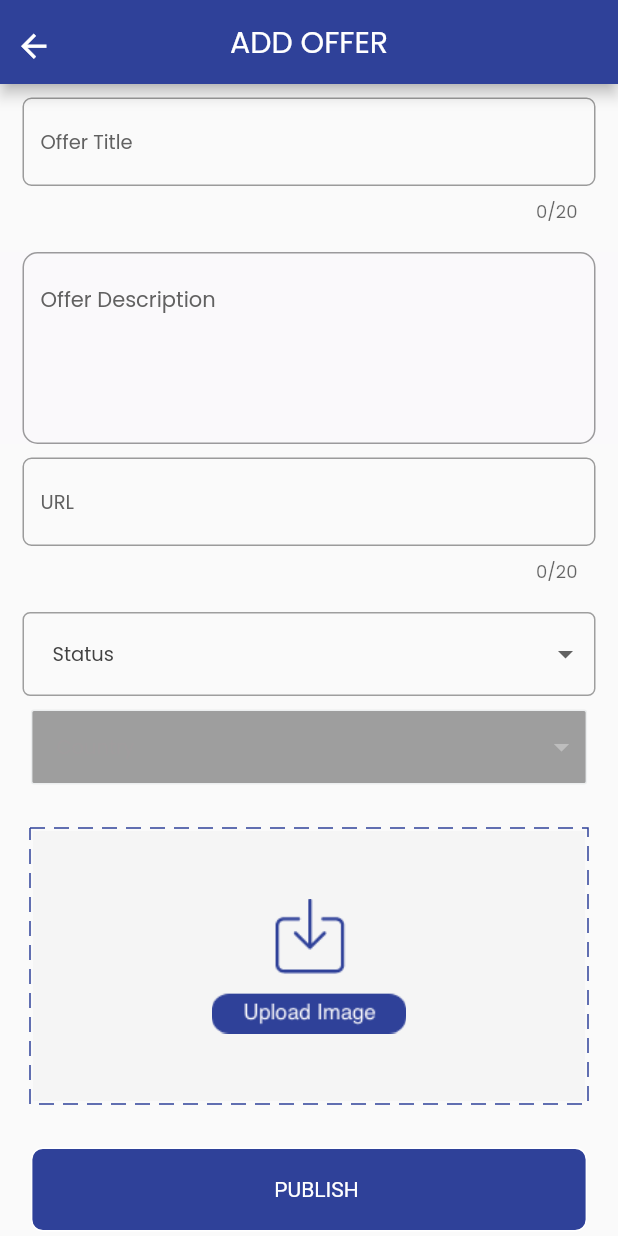
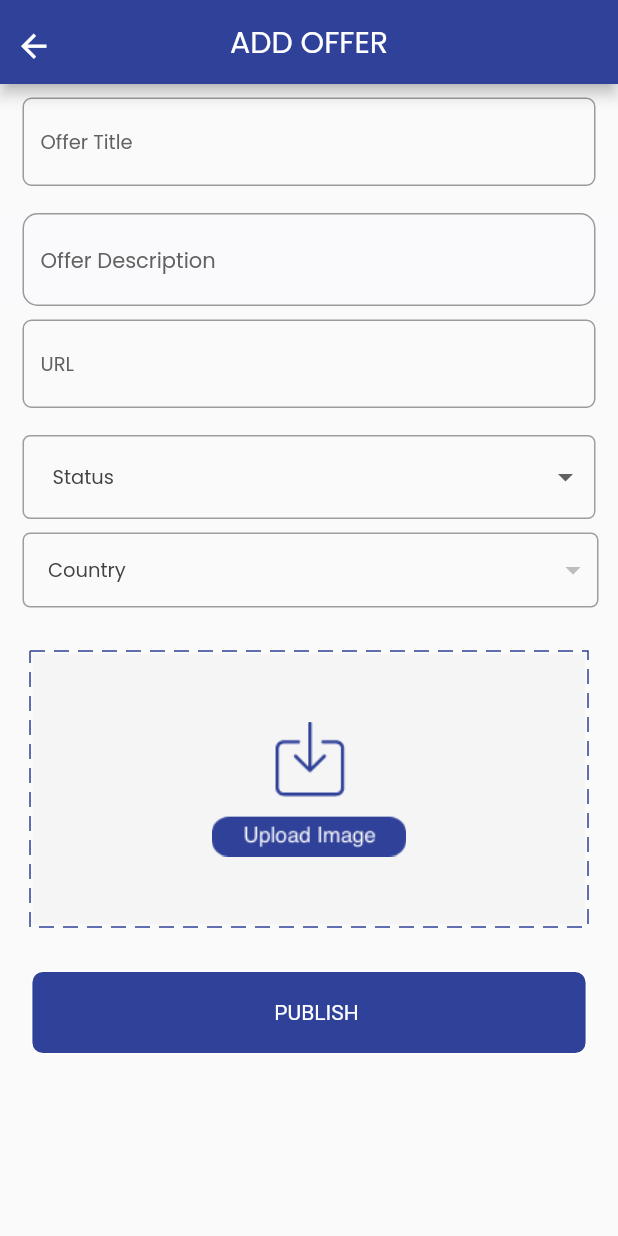
Before and after one commit to syabdullah/success-stations, a Flutter app: the AddOffersPage screen opened by its route, on a phone screen of 412 x 824 dp. Run offline on Flutter 3.47's test engine with Material 2 defaults, Android fonts, the light colour scheme and no system bars; drawn by our look-alikes of dotted_border; our stand-ins replace carousel_slider, dio, firebase_core, firebase_crashlytics, flutter_datetime_picker, flutter_html and 18 more; missing offline and left inert: clippy_flutter, custom_info_window, firebase_core_web, flutter_login_facebook, flutter_shimmer, geolocator_web and 8 more; accounts and stored records are empty; network calls fail; Roboto replaces fonts that are missing (SF Pro Text).

Commit message:
offers detail

```diff
--- a/lib/action/offers/offer_category_action.dart
+++ b/lib/action/offers/offer_category_action.dart
@@ -24,6 +24,7 @@ Future<http.Response>editOffers(data,id) async {
   await ApiHeaders().getData();
   final Config conf = Config();
   var url = Uri.parse("${conf.baseUrl}edit-offers/$id");
+  print("url of edit offers....$url");
   final result = await http.post(url,body: json.encode(data),headers: ApiHeaders().headersWithToken );
   return result;
 }
--- a/lib/controller/offers/offer_category_controller.dart
+++ b/lib/controller/offers/offer_category_controller.dart
@@ -83,10 +83,12 @@ class OfferCategoryController extends GetxController {
     isLoading = true;
     await myOffers().then((res) {
       myofferListDrawer = jsonDecode(res.body);
+      print("data of mine all offers.....$myofferListDrawer");
         if (res.statusCode == 200 || res.statusCode < 400) {
           resultInvalid(false);
           isLoading = false;
-        } else if (myofferListDrawer['success'] == false) {
+        } else if (
+          myofferListDrawer['success'] == false) {
         resultInvalid(true);
         isLoading = false;
       }
--- a/lib/view/ads.dart
+++ b/lib/view/ads.dart
@@ -84,7 +84,7 @@ class _AdsViewState extends State<AdsView> {
               GetBuilder<MyAddsController>(
                 init: MyAddsController(),
                 builder: (data){
-                  return data.isLoading == false && data.addsListCategory != null ?  featuredAdsList(data.addsListCategory['data']) : PlayStoreShimmer();
+                  return data.addsListCategory!=null && data.addsListCategory['data'] != null ?  featuredAdsList(data.addsListCategory['data']) : PlayStoreShimmer();
                 }
               ),
               text('specialofer'.tr,"all".tr),
--- a/lib/view/offers/add_offers.dart
+++ b/lib/view/offers/add_offers.dart
@@ -47,7 +47,6 @@ class AddOffersState extends State<AddOffersPage> {
     super.initState();
     lang = box.read('lang_code');
     postDataEdited = Get.arguments;
-    print("posted data addes.....$postDataEdited");
     if (postDataEdited != null) {
       addedEditPosting = postDataEdited['id'];
       hintTextCate = postDataEdited['category']['category_name']['en'];
@@ -60,7 +59,17 @@ class AddOffersState extends State<AddOffersPage> {
       edittImage = postDataEdited['image'] != null  ? postDataEdited['image']['url'] : null;
       imageName = postDataEdited['image'] != null ? postDataEdited['image']['file_name'] : null;
       selectedCountry = postDataEdited['country_id'];
-      // hintTextCountry = postDataEdited['country']['name'][lang] !=null ? postDataEdited['country']['name'][lang].toString() :postDataEdited['country']['name'][lang]== null ? postDataEdited['country']['name']['en'].toString() :'';
+      print("---------------------${postDataEdited['country']}");
+      if(postDataEdited['country']!=null ) {
+        if(postDataEdited['country']['name'] !=null ){
+          hintTextCountry =  postDataEdited['country']['name'][lang] ;
+        }else{
+          hintTextCountry = "country".tr;
+        }
+      }
+
+      // postDataEdited['country']['name'][lang]==null ?   postDataEdited['country']['name']['en']:'';
+
       hintLinking =postDataEdited['listing']!=null ? postDataEdited['listing']['title']['en']:'Ads Listing';
     }
   }
@@ -103,7 +112,7 @@ class AddOffersState extends State<AddOffersPage> {
             'country_id': selectedCountry,
             'image': imageName != null ? imageName : Get.find<StorePostAddesController>().uploadImageOfAdd['name'],
           });
-          print("json of add data ....$formData");
+          print("json of add data ....$selectedCountry");
           Get.find<StorePostAddesController>().storefOffersAAll(formData);
         } catch (e) {}
       }
@@ -204,7 +213,7 @@ class AddOffersState extends State<AddOffersPage> {
     return Container(
       padding: EdgeInsets.symmetric(horizontal: 15),
       child: TextFormField(
-        maxLength: 20,
+        // maxLength: 20,
         focusNode: FocusNode(),
         controller: titleController,
         validator: (value) {
@@ -236,12 +245,12 @@ class AddOffersState extends State<AddOffersPage> {
     return Column(
       children: [
         Container(
-          margin: EdgeInsets.only(left: 20, right: 20),
-          width: Get.width * 0.9,
+          margin: EdgeInsets.only(left: 15, right: 13),
+          width: Get.width /0.30,
           decoration: BoxDecoration(
-            color: Colors.grey,
-            border: Border.all(color: AppColors.outline),
-            borderRadius: BorderRadius.circular(2.0)
+            color: Colors.grey.shade50,
+            border: Border.all(color:Colors.grey),
+            borderRadius: BorderRadius.circular(5.0)
           ),
           child: ButtonTheme(
             alignedDropdown: true,
@@ -249,14 +258,15 @@ class AddOffersState extends State<AddOffersPage> {
               child: DropdownButton(
                 hint: Text(
                   hintTextCountry != null ? hintTextCountry : 'country'.tr,
-                  style: TextStyle(fontSize: 13, color: AppColors.inputTextColor)
+                  style: TextStyle(fontSize: 13, color: Colors.grey[800])
                 ),
                 dropdownColor: AppColors.inPutFieldColor,
                 icon: Icon(Icons.arrow_drop_down),
                 items: data.map((coun) {
                   return DropdownMenuItem(value: coun,
                   child: coun['name'] !=null?  Text(
-                    coun['name'][lang]!=null ? coun['name'][lang].toString(): coun['name'][lang]==null ? coun['name']['en']:"",
+                   coun['name'][lang]!=null ?  coun['name'][lang].toString():
+                   coun['name'][lang] == null ? coun['name']['en']:''
                   ):Container()
                 );
                 }).toList(),
@@ -265,7 +275,7 @@ class AddOffersState extends State<AddOffersPage> {
                   setState(() {
                     mapCountry = val as Map;
                     print("map countryy....$mapCountry");
-                    hintTextCountry = mapCountry['name'][lang] !=null ?mapCountry['name'][lang]: mapCountry['name'][lang] ==null ? mapCountry['name']['en']:'';
+                    hintTextCountry = mapCountry['name'][lang]!=null ?  mapCountry['name'][lang].toString():mapCountry['name'][lang]==null ?mapCountry['name']['en'].toString():"" ;
                     selectedCountry = mapCountry['id'];
                   });
                 },
@@ -329,7 +339,7 @@ class AddOffersState extends State<AddOffersPage> {
     Container(
       padding: EdgeInsets.symmetric(horizontal: 15),
       child: TextFormField(
-        maxLength: 20,
+        // maxLength: 20,
         focusNode: FocusNode(),
         controller: urlContr,
         validator: (val) {
@@ -371,7 +381,7 @@ class AddOffersState extends State<AddOffersPage> {
           ),
           color: AppColors.inPutFieldColor,
           child: TextFormField(
-            maxLines: 4,
+            // maxLines: 4,
             textAlignVertical: TextAlignVertical.top,
             focusNode: FocusNode(),
             controller: descriptionController,
```
Also changed, not shown: lib/view/auth/choose_language.dart (+62 -8 lines).
